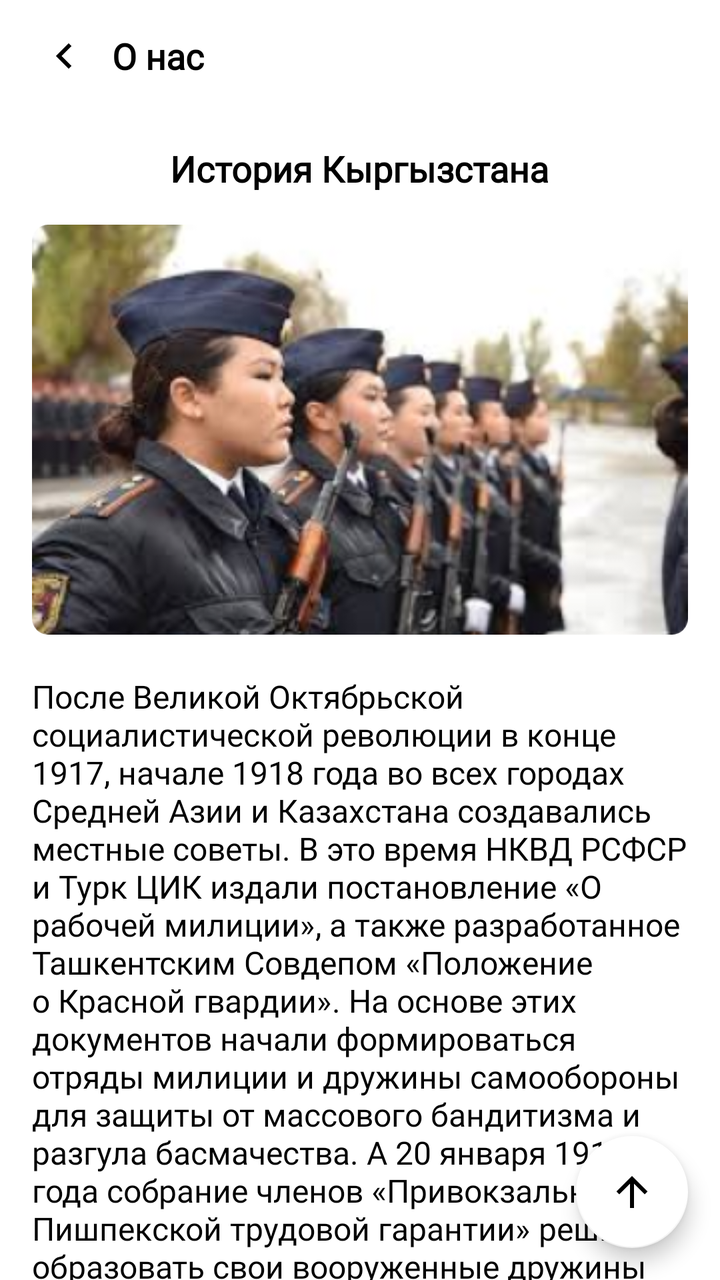
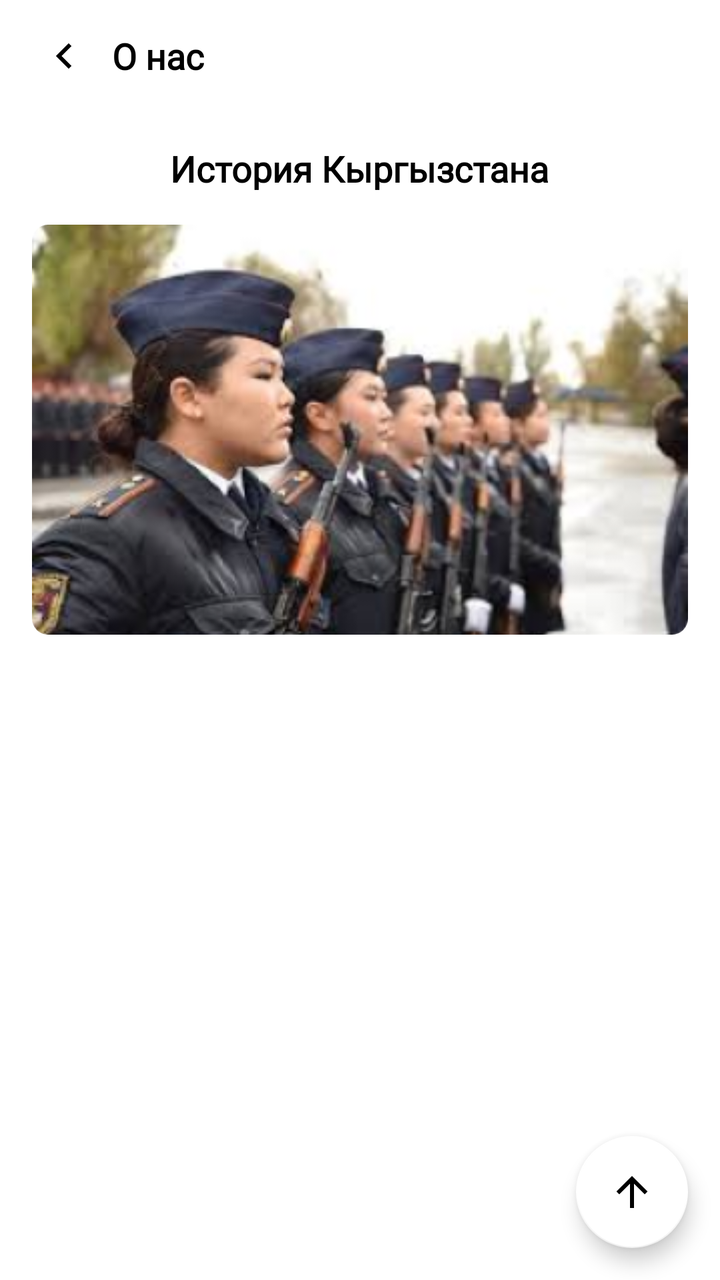

An Android layout rendered at two revisions. The XML below is the earlier revision; the diff shows what the commit changed to produce the second picture.
<!-- AndroidManifest.xml: application theme Theme.GEEKS_PRO_MVD -->
<!-- res/layout/fragment_history_of_kyrgyzstan.xml -->
<?xml version="1.0" encoding="utf-8"?>
<androidx.coordinatorlayout.widget.CoordinatorLayout xmlns:android="http://schemas.android.com/apk/res/android"
    xmlns:app="http://schemas.android.com/apk/res-auto"
    xmlns:tools="http://schemas.android.com/tools"
    android:layout_width="match_parent"
    android:layout_height="match_parent"
    tools:context=".presentation.ui.fragments.menu.aboutus.AboutUsFragment">

    <com.google.android.material.appbar.AppBarLayout
        android:layout_width="match_parent"
        android:layout_height="?attr/actionBarSize"
        android:background="@color/white"
        android:orientation="vertical"
        app:elevation="0dp">

        <FrameLayout
            android:id="@+id/fAboutUsToolbar"
            android:layout_width="match_parent"
            android:layout_height="wrap_content"
            android:layout_marginStart="16dp"
            android:layout_marginTop="12dp"
            android:layout_marginEnd="16dp"
            app:layout_scrollFlags="scroll|enterAlways">

            <ImageView
                android:id="@+id/btn_back"
                android:layout_width="32dp"
                android:layout_height="32dp"
                android:background="?attr/selectableItemBackgroundBorderless"
                android:padding="4dp"
                android:src="@drawable/arrow_left"
                tools:ignore="ContentDescription" />

            <TextView
                android:layout_width="wrap_content"
                android:layout_height="wrap_content"
                android:layout_gravity="center_vertical"
                android:layout_marginStart="40dp"
                android:fontFamily="@font/roboto_bold"
                android:text="О нас"
                android:textColor="@color/black"
                android:textSize="18sp"
                android:textStyle="bold" />

        </FrameLayout>

    </com.google.android.material.appbar.AppBarLayout>

    <androidx.core.widget.NestedScrollView
        android:id="@+id/nested_sv"
        android:layout_width="match_parent"
        android:layout_height="match_parent"
        app:layout_behavior="com.google.android.material.appbar.AppBarLayout$ScrollingViewBehavior">

        <LinearLayout
            android:layout_width="match_parent"
            android:layout_height="wrap_content"
            android:orientation="vertical"
            android:paddingBottom="24dp">

            <TextView
                android:layout_width="wrap_content"
                android:layout_height="wrap_content"
                android:layout_gravity="center_horizontal"
                android:layout_marginTop="16dp"
                android:layout_marginBottom="16dp"
                android:fontFamily="@font/roboto"
                android:text="История Кыргызстана"
                android:textColor="@color/black"
                android:textSize="18sp"
                android:textStyle="bold" />

            <ImageView
                android:layout_width="match_parent"
                android:layout_height="wrap_content"
                android:layout_marginHorizontal="16dp"
                android:background="@drawable/rounded_corners"
                android:clipToOutline="true"
                android:scaleType="centerCrop"
                android:src="@drawable/about_as"
                tools:ignore="ContentDescription,UnusedAttribute" />

            <TextView
                android:id="@+id/tv_info"
                android:layout_width="match_parent"
                android:layout_height="wrap_content"
                android:layout_marginHorizontal="16dp"
                android:layout_marginTop="20dp"
                android:fontFamily="@font/roboto"
                android:text="@string/_1917_1918_20_1918_20_1918_200_1918_11_49_1919_1918_1920_21_27_3_1919_1_3_1_5_21_1919_25_1918_1920_1919_40_191_3_1919"
                android:textColor="@color/black"
                android:textSize="16sp" />

        </LinearLayout>

    </androidx.core.widget.NestedScrollView>

    <com.google.android.material.floatingactionbutton.FloatingActionButton
        android:id="@+id/up_btn"
        android:layout_width="wrap_content"
        android:layout_height="wrap_content"
        android:layout_gravity="bottom|end"
        android:layout_marginEnd="16dp"
        android:layout_marginBottom="16dp"
        android:elevation="6dp"
        android:src="@drawable/arrow_up"
        app:backgroundTint="@color/white"
        app:layout_behavior="com.google.android.material.behavior.HideBottomViewOnScrollBehavior" />

</androidx.coordinatorlayout.widget.CoordinatorLayout>
<!-- resources referenced by this layout -->
<resources>
  <string name="_1917_1918_20_1918_20_1918_200_1918_11_49_1919_1918_1920_21_27_3_1919_1_3_1_5_21_1919_25_1918_1920_1919_40_191_3_1919">После Великой Октябрьской социалистической революции в конце 1917, начале 1918 года во всех городах Средней Азии и Казахстана создавались местные советы. В это время НКВД РСФСР и Турк ЦИК издали постановление «О рабочей милиции», а также разработанное Ташкентским Совдепом «Положение о Красной гвардии». На основе этих документов начали формироваться отряды милиции и дружины самообороны для защиты от массового бандитизма и разгула басмачества. А 20 января 1918 года собрание членов «Привокзальной Пишпекской трудовой гарантии» решило образовать свои вооруженные дружины для охраны, сохранения достояния общины и общественной безопасности граждан. Первая дружина с­­остояла из 20 человек, у каждого из них имелась винтовка. В Пишкекском уезде был сформирован красногвардейский отряд, которым командовал А. Гончаров. Местный Совет начал записывать в Красную гвардию, одновременно выполнявшую милицейские функции. К началу марта 1918 года здесь уже был сформирован отряд численностью 200 сотрудников, который оказал большую помощь в становлении и упрочении Советской власти в южных районах Семиреченской области. В то же время был создан красногвардейский отряд и в Токмаке. А всего на территории Туркестанского края, куда входил Кыргызстан, к середине 1918 года в Красной гвардии и отрядах самообороны насчитывалось 11 тысяч человек – внушительная сила. В первые годы отряды Красной гвардии вели активную борьбу с голодом и разрухой, с басмачами и прочими контрреволюционными силами. Вопросами формирования милиции, Красной гвардии, отрядов самообороны руководили административные отделы Советов народных депутатов. Милиция делилась на городскую и губернскую. Низовым звеном аппарата милиции являлся участок во главе с участковым начальником, в подчинении которого старшие и рядовые милиционеры. В это время шел процесс организационного становления форм и методов работы милиции. Часто менялась структура, обязанности, подчиненность, и эта неразбериха мешала успешной борьбе преступностью. Параллельно в городах с населением свыше 49 тысяч жителей шло формирование аппаратов уголовного розыска, которые на первых порах (до 1919 года) существовали самостоятельно и подчинялись Главному управлению милиции и АдмО местных Советов. Первым начальником Пишпекского уездного Отдела уголовного розыска был Имаш Кабеков. Сформированные к концу 1918 года отделения уголовного розыска в Пишпекском, Токмакском, Пржевальском и Нарынском уездах сначала действовали не только в городах, но и в сельской местности. Они сосредоточили свои усилия на борьбу с бандитизмом, кражами государственного имущества, басмачеством, скотокрадством и контрреволюцией. Штаты уголовного розыска и милиции в целом были малочисленными. Например, в отделе уголовного розыска Ошского уезда в начале 1920 года было всего 21 сотрудник, в Пишпеке – 27 человек. Помощь кадрами и методическими пособиями угрозыску Кыргызстана оказывал центррозыск НКВД РСФСР, осуществлявший общее руководство ОУР на местах. В период иностранной интервенции и гражданской войны советская рабоче-крестьянская милиция являлась исполнительным вооруженным органом Советов рабочих, солдатских и крестьянских депутатов и свою работу подчинила укреплению советского государства и правопорядка. Совместно с органами ВЧК милиция подавляла антисоветские контрреволюционные мятежи, боролась с хищениями государственного имущества, спекуляцией. В ожесточенной борьбе с бандитскими шайками в эти годы погибли сотни сотрудников милиции и уголовного розыска Кыргызстана. Среди них были первые начальники милиции Балтыходжа Султанов, Атажан Сулейманов и Газыбай Козубаев. С укреплением советской власти продолжался и процесс становления милиции. Так 3 апреля 1919 года Совет народных комиссаров РСФСР издал декрет «О советской рабоче-крестьянской милиции», по которому сотрудники милиции не подлежали призыву в Красную армию и считались прикомандированными к управлениям исполкомов Советов. На НКВД возлагалась обязанность держать в действующей армии 1/3 милиционеров и 1/5 командного состава милиции. В милиции вводилась военная дисциплина и обязательное обучение военному делу. Кроме уездно-городской милиции для обеспечения правопорядка в стране были организованы специализированные виды милиции. Так, 21 февраля 1919 года ВЦИК издал постановление «Об организации железнодорожной милиции и железнодорожной охраны», 25 июля 1918 года Совет народных комиссаров принял декрет «Об учреждении речной милиции». в конце 1920 года по решению Совета Труда и Обороны вся железнодорожная и речная милиция перешли в распоряжение командующего внутренними войсками республики. Осенью 1919 года НКВД принял решение организовать промышленную милицию для борьбы с хищениями государственной собственности и активизации борьбы с преступностью. Были осуществлены меры по объединению органов ВЧК и милиции, произошло частичное объединение аппарата уголовного розыска и транспортных ЧК, разрешалось открывать отделения уголовного розыска в городах с населением менее 40 тысяч человек. Угрозыску приходилось проводить предварительное следствие по большинству дел. В те годы впервые в органах милиции создаются научно-технические подразделения. В феврале 191 года коллегия НКВД утвердила смету на образование кабинета судебной экспертизы, регистрационного и дактилоскопического бюро и музея. Созданный при Центророзыске кабинет судебной экспертизы был первым научно-техническим подразделением НКВД, Наркомюста и Наркомздрава. 3 апреля 1919 года Совнарком РСФСР принял декрет «О советской рабоче-крестьянской милиции», который изменил положение о милиции и создал условия для повышения ее боеспособности, укрепления ее кадров. Декретом предусматривался перевод всех видов милиции на государственный счет. Кроме этого, милиционеры и командный состав должны были в качестве армейского резерва оставаться на своих местах, прикомандированные к исполкомам местных Советов.</string>
  <!-- unchanged entries left out for length: 10 -->
</resources>

<!-- the commit's change to res/layout/fragment_history_of_kyrgyzstan.xml (unified diff, before → after) -->
@@ -87,7 +87,7 @@
                 android:layout_marginHorizontal="16dp"
                 android:layout_marginTop="20dp"
                 android:fontFamily="@font/roboto"
-                android:text="@string/_1917_1918_20_1918_20_1918_200_1918_11_49_1919_1918_1920_21_27_3_1919_1_3_1_5_21_1919_25_1918_1920_1919_40_191_3_1919"
+                android:text=""
                 android:textColor="@color/black"
                 android:textSize="16sp" />
 
@@ -107,4 +107,30 @@
         app:backgroundTint="@color/white"
         app:layout_behavior="com.google.android.material.behavior.HideBottomViewOnScrollBehavior" />
 
+    <FrameLayout
+        android:id="@+id/fNotifProgressBar"
+        android:layout_width="match_parent"
+        android:layout_height="match_parent"
+        android:layout_marginTop="?attr/actionBarSize"
+        android:visibility="gone">
+
+        <include layout="@layout/progress_bar" />
+
+    </FrameLayout>
+
 </androidx.coordinatorlayout.widget.CoordinatorLayout>
+<!-- res/layout/progress_bar.xml (included above) -->
+<?xml version="1.0" encoding="utf-8"?>
+<FrameLayout xmlns:android="http://schemas.android.com/apk/res/android"
+    android:layout_width="match_parent"
+    android:layout_height="match_parent"
+    android:background="@color/white">
+
+    <ProgressBar
+        android:layout_width="60dp"
+        android:layout_height="60dp"
+        android:layout_gravity="center"
+        android:layout_marginBottom="50dp"
+        android:theme="@style/progressBarBlue" />
+
+</FrameLayout>
<!-- resource entries referenced after the edit -->
@@ -1,6 +1,8 @@
 <!-- resources referenced by this layout -->
 <resources>
-  <string name="_1917_1918_20_1918_20_1918_200_1918_11_49_1919_1918_1920_21_27_3_1919_1_3_1_5_21_1919_25_1918_1920_1919_40_191_3_1919">После Великой Октябрьской социалистической революции в конце 1917, начале 1918 года во всех городах Средней Азии и Казахстана создавались местные советы. В это время НКВД РСФСР и Турк ЦИК издали постановление «О рабочей милиции», а также разработанное Ташкентским Совдепом «Положение о Красной гвардии». На основе этих документов начали формироваться отряды милиции и дружины самообороны для защиты от массового бандитизма и разгула басмачества. А 20 января 1918 года собрание членов «Привокзальной Пишпекской трудовой гарантии» решило образовать свои вооруженные дружины для охраны, сохранения достояния общины и общественной безопасности граждан. Первая дружина с­­остояла из 20 человек, у каждого из них имелась винтовка. В Пишкекском уезде был сформирован красногвардейский отряд, которым командовал А. Гончаров. Местный Совет начал записывать в Красную гвардию, одновременно выполнявшую милицейские функции. К началу марта 1918 года здесь уже был сформирован отряд численностью 200 сотрудников, который оказал большую помощь в становлении и упрочении Советской власти в южных районах Семиреченской области. В то же время был создан красногвардейский отряд и в Токмаке. А всего на территории Туркестанского края, куда входил Кыргызстан, к середине 1918 года в Красной гвардии и отрядах самообороны насчитывалось 11 тысяч человек – внушительная сила. В первые годы отряды Красной гвардии вели активную борьбу с голодом и разрухой, с басмачами и прочими контрреволюционными силами. Вопросами формирования милиции, Красной гвардии, отрядов самообороны руководили административные отделы Советов народных депутатов. Милиция делилась на городскую и губернскую. Низовым звеном аппарата милиции являлся участок во главе с участковым начальником, в подчинении которого старшие и рядовые милиционеры. В это время шел процесс организационного становления форм и методов работы милиции. Часто менялась структура, обязанности, подчиненность, и эта неразбериха мешала успешной борьбе преступностью. Параллельно в городах с населением свыше 49 тысяч жителей шло формирование аппаратов уголовного розыска, которые на первых порах (до 1919 года) существовали самостоятельно и подчинялись Главному управлению милиции и АдмО местных Советов. Первым начальником Пишпекского уездного Отдела уголовного розыска был Имаш Кабеков. Сформированные к концу 1918 года отделения уголовного розыска в Пишпекском, Токмакском, Пржевальском и Нарынском уездах сначала действовали не только в городах, но и в сельской местности. Они сосредоточили свои усилия на борьбу с бандитизмом, кражами государственного имущества, басмачеством, скотокрадством и контрреволюцией. Штаты уголовного розыска и милиции в целом были малочисленными. Например, в отделе уголовного розыска Ошского уезда в начале 1920 года было всего 21 сотрудник, в Пишпеке – 27 человек. Помощь кадрами и методическими пособиями угрозыску Кыргызстана оказывал центррозыск НКВД РСФСР, осуществлявший общее руководство ОУР на местах. В период иностранной интервенции и гражданской войны советская рабоче-крестьянская милиция являлась исполнительным вооруженным органом Советов рабочих, солдатских и крестьянских депутатов и свою работу подчинила укреплению советского государства и правопорядка. Совместно с органами ВЧК милиция подавляла антисоветские контрреволюционные мятежи, боролась с хищениями государственного имущества, спекуляцией. В ожесточенной борьбе с бандитскими шайками в эти годы погибли сотни сотрудников милиции и уголовного розыска Кыргызстана. Среди них были первые начальники милиции Балтыходжа Султанов, Атажан Сулейманов и Газыбай Козубаев. С укреплением советской власти продолжался и процесс становления милиции. Так 3 апреля 1919 года Совет народных комиссаров РСФСР издал декрет «О советской рабоче-крестьянской милиции», по которому сотрудники милиции не подлежали призыву в Красную армию и считались прикомандированными к управлениям исполкомов Советов. На НКВД возлагалась обязанность держать в действующей армии 1/3 милиционеров и 1/5 командного состава милиции. В милиции вводилась военная дисциплина и обязательное обучение военному делу. Кроме уездно-городской милиции для обеспечения правопорядка в стране были организованы специализированные виды милиции. Так, 21 февраля 1919 года ВЦИК издал постановление «Об организации железнодорожной милиции и железнодорожной охраны», 25 июля 1918 года Совет народных комиссаров принял декрет «Об учреждении речной милиции». в конце 1920 года по решению Совета Труда и Обороны вся железнодорожная и речная милиция перешли в распоряжение командующего внутренними войсками республики. Осенью 1919 года НКВД принял решение организовать промышленную милицию для борьбы с хищениями государственной собственности и активизации борьбы с преступностью. Были осуществлены меры по объединению органов ВЧК и милиции, произошло частичное объединение аппарата уголовного розыска и транспортных ЧК, разрешалось открывать отделения уголовного розыска в городах с населением менее 40 тысяч человек. Угрозыску приходилось проводить предварительное следствие по большинству дел. В те годы впервые в органах милиции создаются научно-технические подразделения. В феврале 191 года коллегия НКВД утвердила смету на образование кабинета судебной экспертизы, регистрационного и дактилоскопического бюро и музея. Созданный при Центророзыске кабинет судебной экспертизы был первым научно-техническим подразделением НКВД, Наркомюста и Наркомздрава. 3 апреля 1919 года Совнарком РСФСР принял декрет «О советской рабоче-крестьянской милиции», который изменил положение о милиции и создал условия для повышения ее боеспособности, укрепления ее кадров. Декретом предусматривался перевод всех видов милиции на государственный счет. Кроме этого, милиционеры и командный состав должны были в качестве армейского резерва оставаться на своих местах, прикомандированные к исполкомам местных Советов.</string>
+  <style name="progressBarBlue" parent="@style/Theme.AppCompat">
+          <item name="colorAccent">@color/dark_blue</item>
+      </style>
   <!-- unchanged entries left out for length: 10 -->
 </resources>
 
